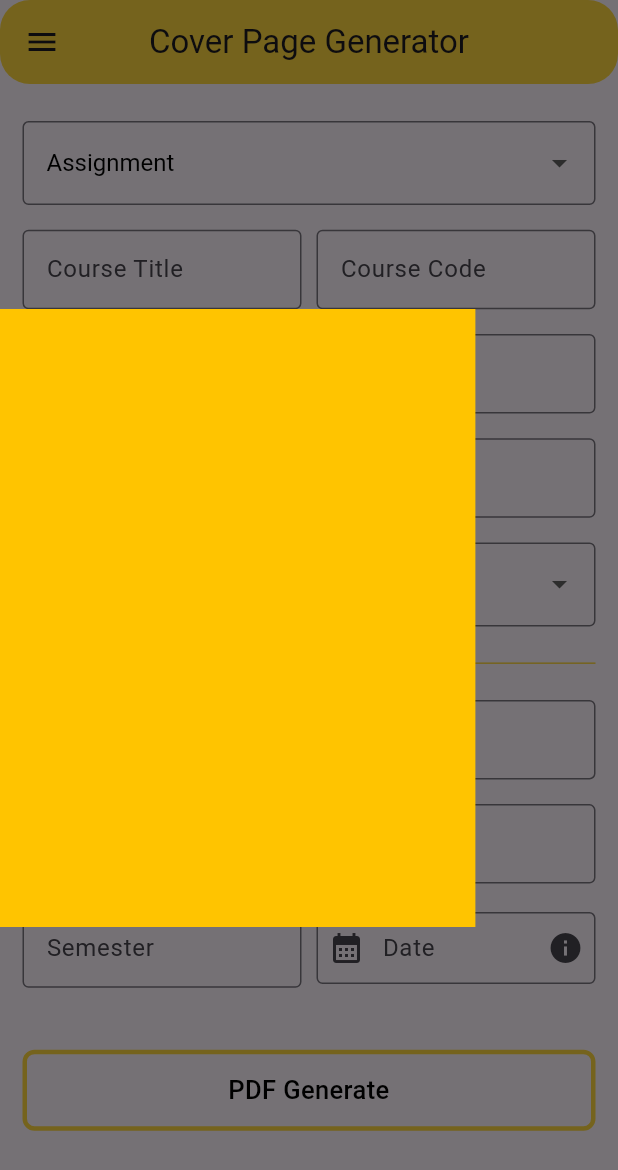
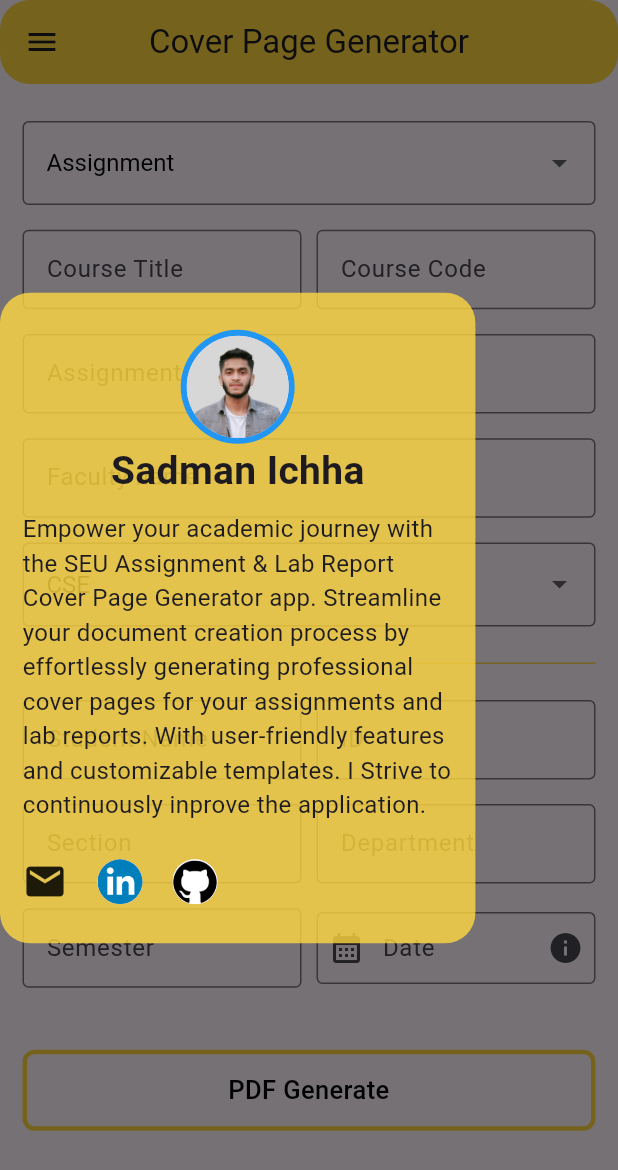
Before and after one commit to sadman-ichha/Flutter-Projects, a Flutter app: the screen it shows after launch, with the side drawer open, on a phone screen of 412 x 824 dp. Shown: the top 1170 px of the screen. Run offline on Flutter 3.47's test engine with Material 3 defaults, Android fonts, the phone set to English and light mode, and no system bars; our stand-ins replace get, open_file, pdf; missing offline and left inert: dart:ffi, flutter_rounded_date_picker.

Commit message:
added: PDF Page

```diff
--- /dev/null
+++ b/seu_cover_page/lib/components/app_drawer.dart
@@ -0,0 +1,62 @@
+import 'package:flutter/material.dart';
+import 'package:seu_cover_page/utils/responsive_text.dart';
+import 'package:seu_cover_page/utils/screen_size.dart';
+import 'package:seu_cover_page/utils/themes/app_images.dart';
+
+class MyDrawer extends StatelessWidget {
+  const MyDrawer({super.key});
+
+  @override
+  Widget build(BuildContext context) {
+    return Container(
+      height: ScreenSize.screenSize.height / 1.9,
+      width: ScreenSize.screenSize.width / 1.3,
+      decoration: BoxDecoration(
+        color: Colors.amberAccent.withOpacity(.8),
+        borderRadius: BorderRadius.circular(20.0),
+      ),
+      child: Padding(
+        padding: const EdgeInsets.symmetric(horizontal: 15.0),
+        child: Column(
+          children: [
+            SizedBox(height: ScreenSize.screenSize.height * 0.03),
+            const Center(
+              child: CircleAvatar(
+                radius: 38.0,
+                backgroundColor: Colors.blue,
+                child: CircleAvatar(
+                  radius: 34.0,
+                  backgroundImage: AssetImage(AppImages.profilepic),
+                ),
+              ),
+            ),
+            const Text(
+              "Sadman Ichha",
+              style: TextStyle(fontWeight: FontWeight.w600, fontSize: 26.0),
+            ),
+            SizedBox(height: ScreenSize.screenSize.height * 0.01),
+            const ResponsiveText(
+                text:
+                    "Empower your academic journey with the SEU Assignment & Lab Report Cover Page Generator app. Streamline your document creation process by effortlessly generating professional cover pages for your assignments and lab reports. With user-friendly features and customizable templates. I Strive to continuously inprove the application."),
+            SizedBox(height: ScreenSize.screenSize.height * 0.03),
+            const Row(
+              children: [
+                Icon(Icons.mail, size: 30.0),
+                SizedBox(width: 20.0),
+                CircleAvatar(
+                  backgroundImage: AssetImage(AppImages.linkedIn),
+                  radius: 15.0,
+                ),
+                SizedBox(width: 20.0),
+                CircleAvatar(
+                  backgroundImage: AssetImage(AppImages.github),
+                  radius: 15.0,
+                ),
+              ],
+            ),
+          ],
+        ),
+      ),
+    );
+  }
+}
--- a/seu_cover_page/lib/main.dart
+++ b/seu_cover_page/lib/main.dart
@@ -3,6 +3,7 @@ import 'package:flutter/material.dart';
 import 'package:get/get.dart';
 import 'package:seu_cover_page/routes/app_pages.dart';
 import 'package:flutter_localizations/flutter_localizations.dart';
+import 'controllers/cover_page_screen_controller.dart';
 import 'utils/screen_size.dart';
 
 void main() {
@@ -14,6 +15,7 @@ class MyApp extends StatelessWidget {
 
   @override
   Widget build(BuildContext context) {
+    Get.put(CoverPageScreenController());
     // Initialize screen size
     ScreenSize.init(context);
     return GetMaterialApp(
--- a/seu_cover_page/lib/routes/app_pages.dart
+++ b/seu_cover_page/lib/routes/app_pages.dart
@@ -1,5 +1,6 @@
 import 'package:get/get.dart';
 import 'package:seu_cover_page/routes/app_routes.dart';
+import 'package:seu_cover_page/views/cover_page.dart';
 import 'package:seu_cover_page/views/home_screen.dart';
 import 'package:seu_cover_page/views/splash_screen.dart';
 
@@ -14,7 +15,11 @@ class AppPages {
     ),
     GetPage(
       name: Routes.HOME,
-      page: () =>  HomeScreen(),
+      page: () => const HomeScreen(),
+    ),
+    GetPage(
+      name: Routes.COVER,
+      page: () => const CoverPageScreen(),
     ),
   ];
 }
--- a/seu_cover_page/lib/routes/app_routes.dart
+++ b/seu_cover_page/lib/routes/app_routes.dart
@@ -4,10 +4,12 @@ abstract class Routes {
   Routes._();
   static const String SPLASH = _Paths.SPLASH;
   static const String HOME = _Paths.HOME;
+  static const String COVER = _Paths.COVER;
 }
 
 abstract class _Paths {
   _Paths._();
   static const SPLASH = '/splash';
   static const HOME = '/home';
+  static const COVER = '/cover';
 }
--- a/seu_cover_page/lib/utils/themes/app_images.dart
+++ b/seu_cover_page/lib/utils/themes/app_images.dart
@@ -1,4 +1,6 @@
 class AppImages {
   static const String seuLogo = "assets/icons/seu_logo.png";
-
+  static const String profilepic = "assets/images/profile.png";
+  static const String linkedIn = "assets/images/linkedIn.png";
+  static const String github = "assets/images/github.png";
 }
--- a/seu_cover_page/lib/views/home_screen.dart
+++ b/seu_cover_page/lib/views/home_screen.dart
@@ -1,11 +1,13 @@
-// ignore_for_file: unnecessary_null_comparison
+// ignore_for_file: unnecessary_null_comparison, prefer_const_literals_to_create_immutables, prefer_const_constructors
 
 import 'package:flutter/material.dart';
 import 'package:get/get.dart';
 import 'package:intl/intl.dart';
+import 'package:seu_cover_page/components/app_drawer.dart';
 import 'package:seu_cover_page/components/custom_dropdown.dart';
 import 'package:seu_cover_page/components/custom_textfield.dart';
 import 'package:seu_cover_page/controllers/home_sereen_controller.dart';
+import 'package:seu_cover_page/routes/app_routes.dart';
 import 'package:seu_cover_page/utils/screen_size.dart';
 import 'package:seu_cover_page/utils/themes/app_colors.dart';
 
@@ -28,13 +30,7 @@ class HomeScreen extends StatelessWidget {
         centerTitle: true,
         backgroundColor: AppColors.primaryColor,
       ),
-      drawer: Container(
-        height: ScreenSize.screenSize.height / 2,
-        width: ScreenSize.screenSize.width / 1.3,
-        decoration: BoxDecoration(
-          color: Colors.amberAccent.shade400,
-        ),
-      ),
+      drawer: MyDrawer(),
       body: SingleChildScrollView(
         child: SafeArea(
           child: Padding(
@@ -42,7 +38,6 @@ class HomeScreen extends StatelessWidget {
             child: Column(
               children: [
                 SizedBox(height: ScreenSize.screenSize.height * 0.03),
-                //CustomDropdownButton(),
                 CustomDropdownButton(
                   items: homeController.dropDownItems,
                   selectedItem: homeController.selectedValue,
@@ -170,6 +165,7 @@ class HomeScreen extends StatelessWidget {
                 InkWell(
                   onTap: () {
                     // Add your onTap functionality here
+                    Get.toNamed(Routes.COVER);
                   },
                   child: Container(
                     width: double.infinity,
@@ -181,8 +177,7 @@ class HomeScreen extends StatelessWidget {
                       //color: Colors.red,
                       borderRadius: BorderRadius.circular(8.0),
                     ),
-                    padding: const EdgeInsets.all(
-                        12.0), // Add padding to the container
+                    padding: const EdgeInsets.all(12.0),
                     child: const Text(
                       'PDF Generate',
                       textAlign: TextAlign.center,
--- a/seu_cover_page/pubspec.yaml
+++ b/seu_cover_page/pubspec.yaml
@@ -42,6 +42,9 @@ dependencies:
   pdf: ^3.10.8
   flutter_rounded_date_picker: ^3.0.4
   intl: ^0.18.1
+  printing: ^5.12.0
+  path_provider: ^2.1.2
+  open_file: ^3.3.2
 
 
 dev_dependencies:
```
Also changed, not shown: seu_cover_page/lib/components/social_media_icon.dart (added, +23 -0 lines), seu_cover_page/lib/controllers/cover_page_screen_controller.dart (added, +34 -0 lines), seu_cover_page/lib/views/cover_page.dart (added, +34 -0 lines), seu_cover_page/assets/images/github.png (added), seu_cover_page/assets/images/linkedIn.png (added), seu_cover_page/assets/images/profile.png (added), seu_cover_page/pubspec.lock, 5 other files.
